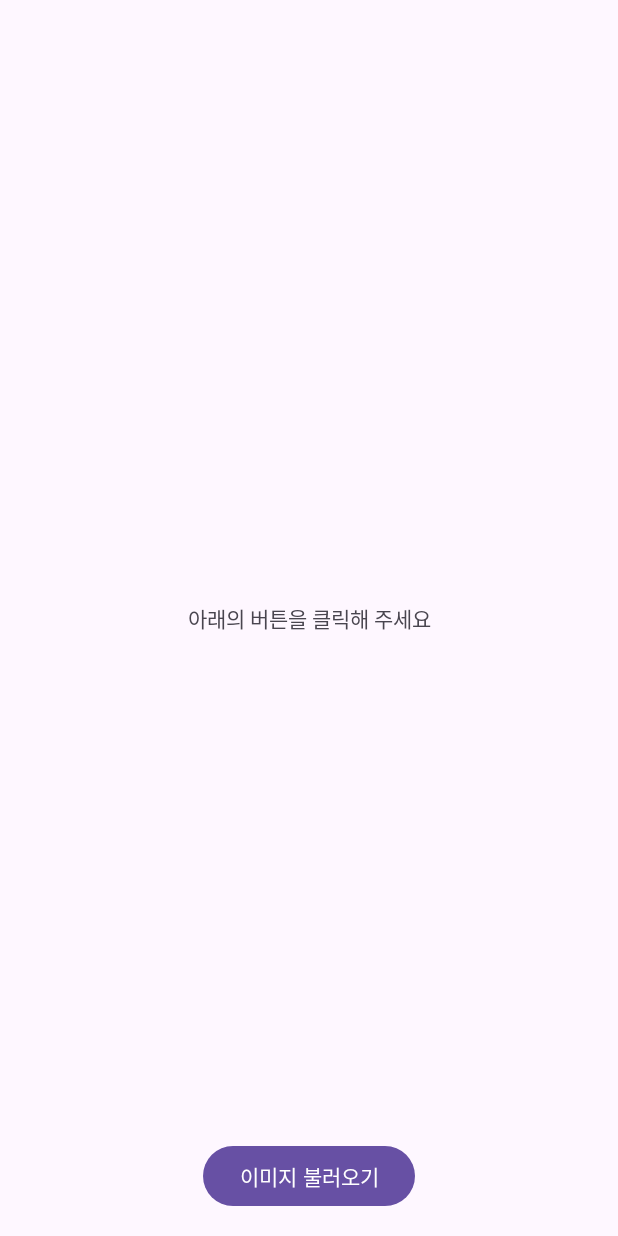
After one commit to 35-App-Project/Part3_ch04, an Android app: the MvcActivity screen opened directly, with no data from a screen before it, on a phone screen of 412 x 824 dp. The commit adds this screen. Run offline under Robolectric (Android 15) with nearby library versions, the phone set to English and light mode, and no system bars; our stand-ins replace data binding.

Commit message:
feat #1 unSplash Random Image 불러오기 MVC 패턴으로 구현

```diff
--- a/app/src/main/AndroidManifest.xml
+++ b/app/src/main/AndroidManifest.xml
@@ -1,6 +1,8 @@
 <?xml version="1.0" encoding="utf-8"?>
 <manifest xmlns:android="http://schemas.android.com/apk/res/android"
     xmlns:tools="http://schemas.android.com/tools">
+
+    <uses-permission android:name="android.permission.INTERNET"/>
 
     <application
         android:allowBackup="true"
@@ -21,6 +23,7 @@
                 <category android:name="android.intent.category.LAUNCHER" />
             </intent-filter>
         </activity>
+        <activity android:name="com.choi.a35app_part3_ch04.mvc.MvcActivity" />
     </application>
 
 </manifest>
--- /dev/null
+++ b/app/src/main/java/com/choi/a35app_part3_ch04/mvc/ImageCountModel.kt
@@ -0,0 +1,11 @@
+package com.choi.a35app_part3_ch04.mvc
+
+class ImageCountModel {
+
+    var count=0
+
+    fun increase() {
+        count++
+    }
+
+}
--- /dev/null
+++ b/app/src/main/java/com/choi/a35app_part3_ch04/mvc/MvcActivity.kt
@@ -0,0 +1,41 @@
+package com.choi.a35app_part3_ch04.mvc
+
+import android.graphics.Color
+import android.os.Bundle
+import androidx.appcompat.app.AppCompatActivity
+import coil.load
+import com.choi.a35app_part3_ch04.databinding.ActivityMvcBinding
+import com.choi.a35app_part3_ch04.mvc.provider.ImageProvider
+
+class MvcActivity: AppCompatActivity(), ImageProvider.Callback {
+
+    private lateinit var binding : ActivityMvcBinding
+
+    // Model과 provider를 Activity 쪽에서는 알지만 반대로는 모르기 때문에 재사용이 가능하다
+    private val model=ImageCountModel()
+    private val imageProvider= ImageProvider(this)
+
+    override fun onCreate(savedInstanceState: Bundle?) {
+        super.onCreate(savedInstanceState)
+        binding= ActivityMvcBinding.inflate(layoutInflater).also {
+            setContentView(it.root)
+            it.view=this
+        }
+    }
+
+    fun loadImage() {
+        imageProvider.getRandomImage()
+    }
+
+    override fun loadImage(url: String, color: String) {
+        model.increase()
+        with(binding) {
+            imageView.run {
+                setBackgroundColor(Color.parseColor(color))
+                // Coil의 함수
+                load(url)
+            }
+            imageCountTextView.text="불러온 수 : ${model.count}"
+        }
+    }
+}
--- /dev/null
+++ b/app/src/main/res/layout/activity_mvc.xml
@@ -0,0 +1,57 @@
+<?xml version="1.0" encoding="utf-8"?>
+<layout xmlns:android="http://schemas.android.com/apk/res/android"
+    xmlns:app="http://schemas.android.com/apk/res-auto"
+    xmlns:tools="http://schemas.android.com/tools">
+
+    <data>
+        <variable
+            name="view"
+            type="com.choi.a35app_part3_ch04.mvc.MvcActivity" />
+    </data>
+
+    <androidx.constraintlayout.widget.ConstraintLayout
+        android:layout_width="match_parent"
+        android:layout_height="match_parent">
+
+        <com.google.android.material.textview.MaterialTextView
+            android:layout_width="wrap_content"
+            android:layout_height="wrap_content"
+            app:layout_constraintStart_toStartOf="parent"
+            app:layout_constraintEnd_toEndOf="parent"
+            app:layout_constraintTop_toTopOf="parent"
+            app:layout_constraintBottom_toBottomOf="parent"
+            android:text="아래의 버튼을 클릭해 주세요"/>
+
+        <com.google.android.material.imageview.ShapeableImageView
+            android:id="@+id/imageView"
+            android:layout_width="0dp"
+            android:layout_height="0dp"
+            android:layout_marginBottom="96dp"
+            android:scaleType="centerCrop"
+            app:layout_constraintStart_toStartOf="parent"
+            app:layout_constraintEnd_toEndOf="parent"
+            app:layout_constraintTop_toTopOf="parent"
+            app:layout_constraintBottom_toBottomOf="parent"/>
+
+        <com.google.android.material.textview.MaterialTextView
+            android:id="@+id/imageCountTextView"
+            android:layout_width="wrap_content"
+            android:layout_height="wrap_content"
+            app:layout_constraintBottom_toBottomOf="parent"
+            app:layout_constraintEnd_toEndOf="parent"
+            android:layout_margin="16dp"
+            tools:text="불러온 이미지 : 1"/>
+
+        <com.google.android.material.button.MaterialButton
+            android:id="@+id/loadButton"
+            android:layout_width="wrap_content"
+            android:layout_height="wrap_content"
+            android:layout_margin="16dp"
+            android:text="이미지 불러오기"
+            android:onClick="@{() -> view.loadImage()}"
+            app:layout_constraintBottom_toBottomOf="parent"
+            app:layout_constraintStart_toStartOf="parent"
+            app:layout_constraintEnd_toEndOf="parent"/>
+
+    </androidx.constraintlayout.widget.ConstraintLayout>
+</layout>
```
Also changed, not shown: app/build.gradle.kts (+17 -3 lines), app/src/main/java/com/choi/a35app_part3_ch04/MainActivity.kt (+27 -1 lines), app/src/main/java/com/choi/a35app_part3_ch04/mvc/provider/ImageProvider.kt (added, +34 -0 lines), app/src/main/java/com/choi/a35app_part3_ch04/network/Image.kt (added, +15 -0 lines), app/src/main/java/com/choi/a35app_part3_ch04/network/ImageService.kt (added, +11 -0 lines), app/src/main/java/com/choi/a35app_part3_ch04/network/RetrofitManager.kt (added, +30 -0 lines), app/src/main/res/layout/activity_main.xml (+43 -14 lines).
